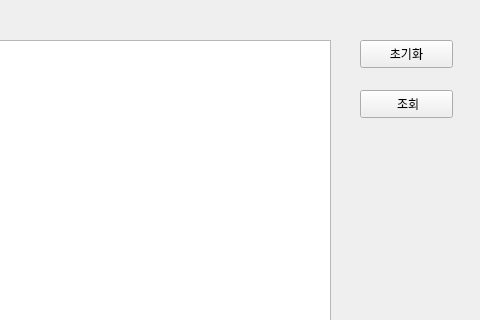
Above: mainwindow.ui from chaemingyu/CoupangAPI before the change; both pictures show x 140 to 620 and y 0 to 320 of the 620 by 721 pixel window. Below: the same form after it.
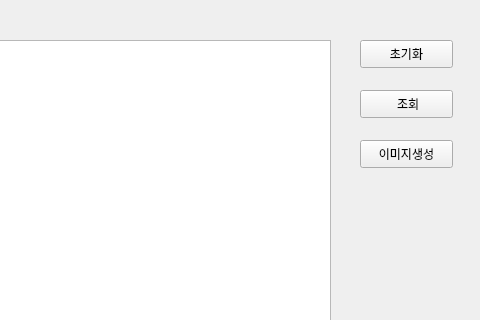
That is the form after the change.

Commit message: 이미지 생성 개발중(60%)

The edit to the form file:
```diff
--- a/mainwindow.ui
+++ b/mainwindow.ui
@@ -86,6 +86,19 @@
      </rect>
     </property>
    </widget>
+   <widget class="QPushButton" name="createimagbtn">
+    <property name="geometry">
+     <rect>
+      <x>500</x>
+      <y>140</y>
+      <width>93</width>
+      <height>28</height>
+     </rect>
+    </property>
+    <property name="text">
+     <string>이미지생성</string>
+    </property>
+   </widget>
   </widget>
   <widget class="QMenuBar" name="menubar">
    <property name="geometry">
```
The commit also changes 3 other files.
